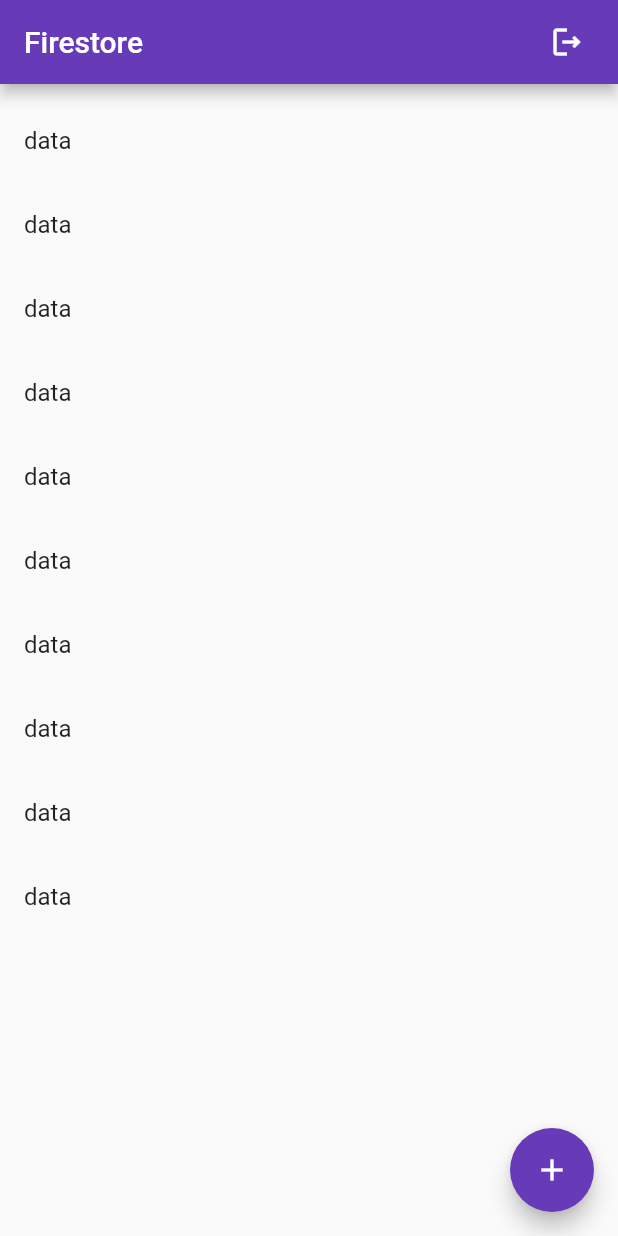
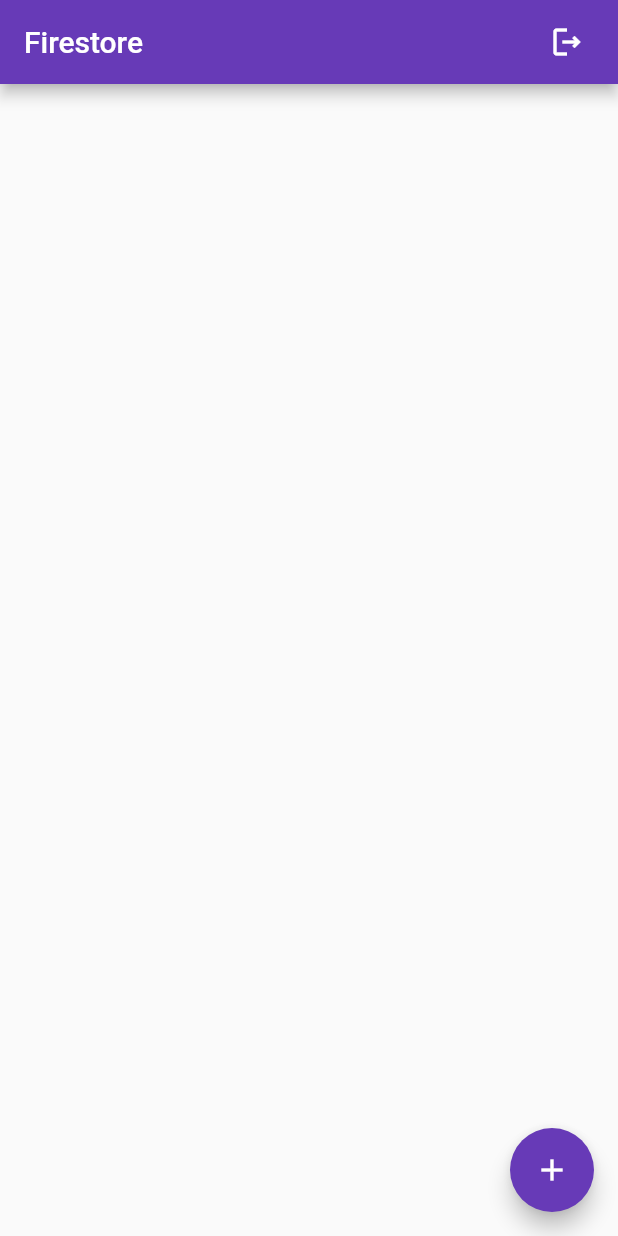
Before and after one commit to ahmedalgzery/Firebase, a Flutter app: the FirestoreScreen screen opened directly, on a phone screen of 412 x 824 dp. Run offline on Flutter 3.47's test engine with Material 2 defaults, Android fonts, the phone set to English and light mode, and no system bars; our stand-ins replace cloud_firestore, firebase_auth, firebase_core, firebase_database, fluttertoast; accounts and stored records are empty.

Commit message:
Part-18 How to Fetch or Read data from firestore

```diff
--- a/lib/ui/firestore/firestore_list_screen.dart
+++ b/lib/ui/firestore/firestore_list_screen.dart
@@ -1,6 +1,6 @@
+import 'package:cloud_firestore/cloud_firestore.dart';
 import 'package:firebase/ui/auth/login_screen.dart';
 import 'package:firebase/ui/firestore/add_firestore_data.dart';
-import 'package:firebase/ui/posts/add_post.dart';
 import 'package:firebase/utils/utils.dart';
 import 'package:firebase_auth/firebase_auth.dart';
 import 'package:flutter/material.dart';
@@ -16,6 +16,8 @@ class _FirestoreScreenState extends State<FirestoreScreen> {
   final auth = FirebaseAuth.instance;
   final searchFilterController = TextEditingController();
   final editeController = TextEditingController();
+  final fireStore = FirebaseFirestore.instance.collection('users').snapshots();
+
   @override
   void initState() {
     super.initState();
@@ -64,15 +66,34 @@ class _FirestoreScreenState extends State<FirestoreScreen> {
           const SizedBox(
             height: 10,
           ),
-          Expanded(
+          StreamBuilder<QuerySnapshot>(
+              stream: fireStore,
+              builder: (context, AsyncSnapshot<QuerySnapshot> snapshot) {
+                if (snapshot.connectionState == ConnectionState.waiting) {
+                  return const Center(child: CircularProgressIndicator());
+                }
+                if (snapshot.hasError) {
+                  return const Text(
+                    'Some Eroor',
+                    style: TextStyle(
+                      fontSize: 30.0,
+                      fontWeight: FontWeight.bold,
+                    ),
+                  );
+                }
+                return Expanded(
                   child: ListView.builder(
-            itemCount: 10,
+                    physics: const BouncingScrollPhysics(),
+                    itemCount: snapshot.data!.docs.length,
                     itemBuilder: (context, index) {
                       return ListTile(
-                title: Text('data'),
+                        title: Text(
+                            snapshot.data!.docs[index]['title'].toString()),
                       );
                     },
-          )),
+                  ),
+                );
+              }),
         ],
       ),
     );
@@ -85,11 +106,9 @@ class _FirestoreScreenState extends State<FirestoreScreen> {
         builder: (context) {
           return AlertDialog(
             title: const Text('Update'),
-            content: Container(
-              child: TextFormField(
+            content: TextFormField(
               controller: editeController,
               decoration: const InputDecoration(hintText: 'Edit'),
-              ),
             ),
             actions: [
               TextButton(
```
Lines whose indentation alone changed are shown as unchanged.
